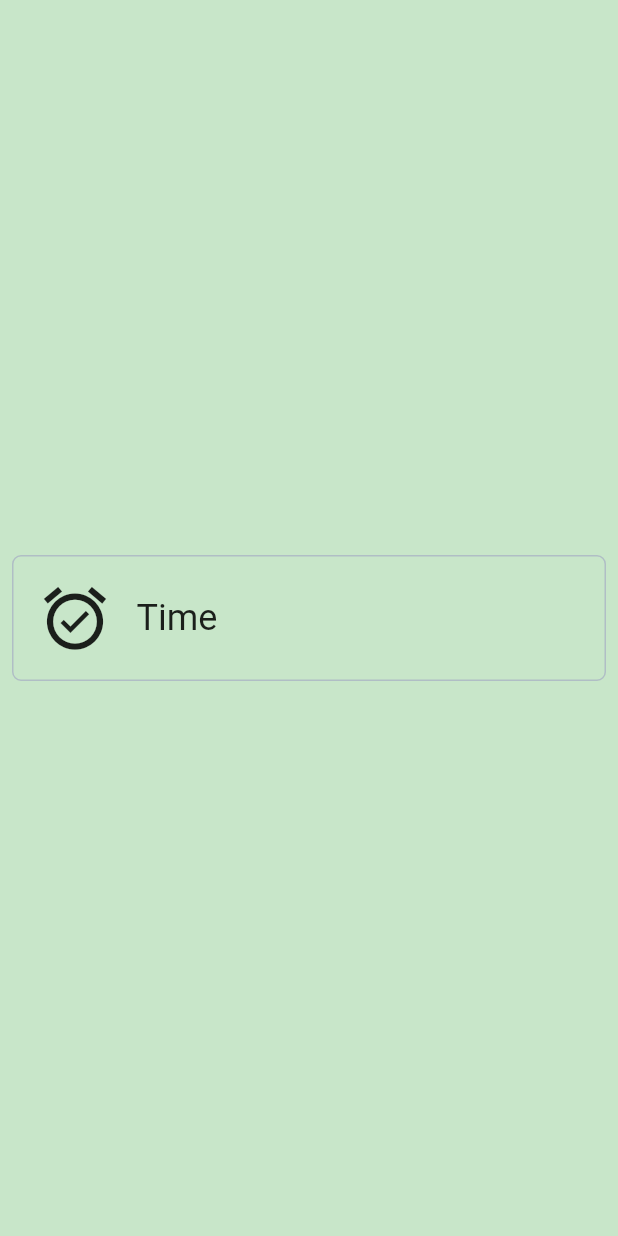
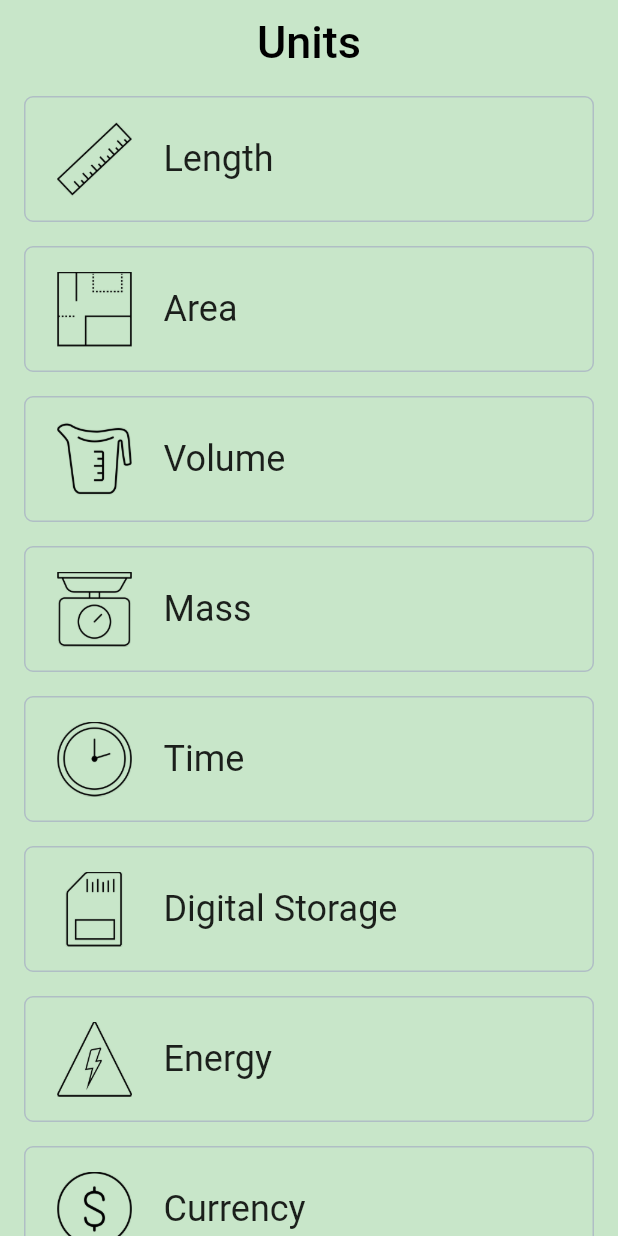
Before and after one commit to MosRos/flutter_udacity_course, a Flutter app: the screen it shows after launch, on a phone screen of 412 x 824 dp. Run offline on Flutter 3.47's test engine with Material 2 defaults, Android fonts, the phone set to English and light mode, and no system bars.

Commit message:
* add some image icons to assets * static listview with assets icons created

```diff
--- /dev/null
+++ b/lib/3_category_list/category2.dart
@@ -0,0 +1,18 @@
+import 'package:flutter/cupertino.dart';
+import 'package:flutter/material.dart';
+
+class Category2 {
+  final String name;
+  final ColorSwatch color;
+  final String iconLocation;
+
+  const Category2({
+    Key key,
+    @required this.name,
+    @required this.color,
+    @required this.iconLocation
+  }) : assert(name != null),
+        assert(color != null),
+        assert(iconLocation != null),
+        super();
+}
--- /dev/null
+++ b/lib/3_category_list/category_widget2.dart
@@ -0,0 +1,66 @@
+import 'package:flutter/cupertino.dart';
+import 'package:flutter/material.dart';
+import 'package:udacity_sample/3_category_list/category2.dart';
+
+
+final _rowHeight = 100.0;
+final _borderRadius = BorderRadius.circular(6.0);
+
+class CategoryWidget2 extends StatelessWidget {
+  final Category2 category;
+
+  const CategoryWidget2({
+    @required this.category
+  }) : assert(category != null);
+
+  @override
+  Widget build(BuildContext context) {
+    return Material(
+      color: Colors.transparent,
+      child: Container(
+        height: _rowHeight,
+        padding: EdgeInsets.all(8.0),
+        child: InkWell(
+          borderRadius: _borderRadius,
+          highlightColor: category.color,
+          splashColor: Colors.blueGrey[100],
+          customBorder: Border.all(color: Colors.blueGrey[200], width: 1.0, style: BorderStyle.solid),
+          onTap: () {
+            print('I Was Tapped');
+          },
+          child: Container(
+            decoration: BoxDecoration(
+                border: Border.all(color: Colors.blueGrey[200], width: 1.0, style: BorderStyle.solid),
+                borderRadius: BorderRadius.circular(6.0)
+            ),
+            padding: EdgeInsets.all(8.0),
+            child: Row(
+              crossAxisAlignment: CrossAxisAlignment.stretch,
+              children: <Widget>[
+                Container(
+                  padding: EdgeInsets.fromLTRB(8.0, 8.0, 16.0, 8.0),
+                  child: Image.asset(
+                    category.iconLocation,
+                    height: 60.0,
+                    width: 60.0,
+                  ),
+                ),
+                Expanded(
+                  child: Container(
+                    alignment: Alignment.centerLeft,
+                    height: _rowHeight,
+                    child: Text(
+                      category.name,
+                      textAlign: TextAlign.center,
+                      style: TextStyle(fontSize: 24.0, fontStyle: FontStyle.normal, color: Colors.black87),
+                    ),
+                  ),
+                )
+              ],
+            ),
+          ),
+        ),
+      ),
+    );
+  }
+}
--- /dev/null
+++ b/lib/3_category_list/static_list_app.dart
@@ -0,0 +1,108 @@
+
+
+import 'package:flutter/material.dart';
+import 'package:udacity_sample/2_category/category.dart';
+import 'package:udacity_sample/2_category/category_widget.dart';
+import 'package:udacity_sample/3_category_list/category2.dart';
+import 'package:udacity_sample/3_category_list/category_widget2.dart';
+
+
+final _backgroundColor = Colors.green[100];
+
+class StaticListApp extends StatelessWidget {
+
+  const StaticListApp();
+
+  static const _categoryNames = <String>[
+    'Length',
+    'Area',
+    'Volume',
+    'Mass',
+    'Time',
+    'Digital Storage',
+    'Energy',
+    'Currency',
+  ];
+
+  static const _icons = <String>[
+    'assets/icons/length.png',
+    'assets/icons/area.png',
+    'assets/icons/volume.png',
+    'assets/icons/mass.png',
+    'assets/icons/time.png',
+    'assets/icons/digital_storage.png',
+    'assets/icons/power.png',
+    'assets/icons/currency.png',
+  ];
+
+  static const _baseColors = <Color>[
+    Colors.teal,
+    Colors.orange,
+    Colors.pinkAccent,
+    Colors.blueAccent,
+    Colors.yellow,
+    Colors.greenAccent,
+    Colors.purpleAccent,
+    Colors.red,
+  ];
+
+  @override
+  Widget build(BuildContext context) {
+
+    final categories = <CategoryWidget2>[];
+
+    for(var i = 0; i < _categoryNames.length; i++) {
+      categories.add(new CategoryWidget2(category: new Category2(name: _categoryNames[i], color: _baseColors[i], iconLocation: _icons[i])));
+    }
+
+//    final _appbar = AppBar(
+//      elevation: 0.0,
+//      title: Text(
+//        'Unit Converter',
+//        style: TextStyle(
+//          color: Colors.black,
+//          fontSize: 30.0,
+//        ),
+//      ),
+//      centerTitle: true,
+//      backgroundColor: _backgroundColor,
+//    );
+
+    return MaterialApp(
+      debugShowCheckedModeBanner: false,
+      title: 'Simple Category Widget',
+      home: Scaffold(
+        appBar: _appBar(),
+        body: Container(
+          color: _backgroundColor,
+          padding: EdgeInsets.symmetric(horizontal: 8.0),
+          child: _listView(categories),
+        ),
+      ),
+    );
+  }
+
+  Widget _appBar() {
+    return AppBar(
+      elevation: 0.0,
+      title: Text(
+        'Units',
+        style: TextStyle(
+          color: Colors.black,
+          fontSize: 30.0,
+        ),
+      ),
+      centerTitle: true,
+      backgroundColor: _backgroundColor,
+    );
+  }
+
+  Widget _listView(List<Widget> categories) {
+    return ListView.builder(
+        itemCount: categories.length,
+        itemBuilder: (context, index) => categories[index]
+    );
+
+  }
+
+}
--- a/lib/category_route.dart
+++ /dev/null
@@ -1,84 +0,0 @@
-
-
-import 'package:flutter/cupertino.dart';
-import 'package:flutter/material.dart';
-import 'package:udacity_sample/2_category/category.dart';
-import 'package:udacity_sample/2_category/category_widget.dart';
-
-
-final _backgroundColor = Colors.green[100];
-
-class CategoryRoute extends StatelessWidget {
-
-  const CategoryRoute();
-
-  static const _categoryNames = <String>[
-    'Length',
-    'Area',
-    'Volume',
-    'Mass',
-    'Time',
-    'Digital Storage',
-    'Energy',
-    'Currency',
-  ];
-
-  static const _baseColors = <Color>[
-    Colors.teal,
-    Colors.orange,
-    Colors.pinkAccent,
-    Colors.blueAccent,
-    Colors.yellow,
-    Colors.greenAccent,
-    Colors.purpleAccent,
-    Colors.red,
-  ];
-
-  static const _icons = <IconData>[
-    Icons.cake,
-    Icons.keyboard,
-    Icons.book,
-    Icons.book,
-    Icons.book,
-    Icons.book,
-    Icons.book,
-    Icons.book,
-  ];
-
-  @override
-  Widget build(BuildContext context) {
-
-    final listView = ListView.builder(
-        itemCount: _categoryNames.length,
-        itemBuilder: (context, index) {
-          return CategoryWidget(category:  new Category(
-              name: _categoryNames[index],
-              color: _baseColors[index],
-              iconLocation: _icons[index])
-          );
-        });
-    final appBar = AppBar(
-      backgroundColor: _backgroundColor,
-      elevation: 0.0,
-      title: Text(
-        'Currency Converter',
-        style: TextStyle(
-          color: Colors.black,
-          fontSize: 30.0,
-        ),
-      ),
-      centerTitle: true,
-    );
-
-    return Scaffold(
-      appBar: appBar,
-      body: Container(
-        color: _backgroundColor,
-        padding: EdgeInsets.symmetric(horizontal: 8.0),
-        child: listView,
-      ),
-    );
-  }
-
-
-}
--- a/lib/main.dart
+++ b/lib/main.dart
@@ -1,10 +1,10 @@
 import 'package:flutter/material.dart';
 import 'package:udacity_sample/1_rectangle/rectangle.dart';
 import 'package:udacity_sample/2_category/simple_category_app.dart';
-import 'package:udacity_sample/category_route.dart';
+import 'package:udacity_sample/3_category_list/static_list_app.dart';
 import 'package:udacity_sample/input_currency.dart';
 
-void main() => runApp(SimpleCategoryApp());
+void main() => runApp(StaticListApp());
 
 class UnitConverterApp extends StatelessWidget {
 
```
Also changed, not shown: pubspec.yaml (+10 -4 lines), assets/icons/area.png (added), assets/icons/currency.png (added), assets/icons/digital_storage.png (added), assets/icons/length.png (added), assets/icons/mass.png (added), assets/icons/power.png (added), assets/icons/time.png (added), assets/icons/volume.png (added).
